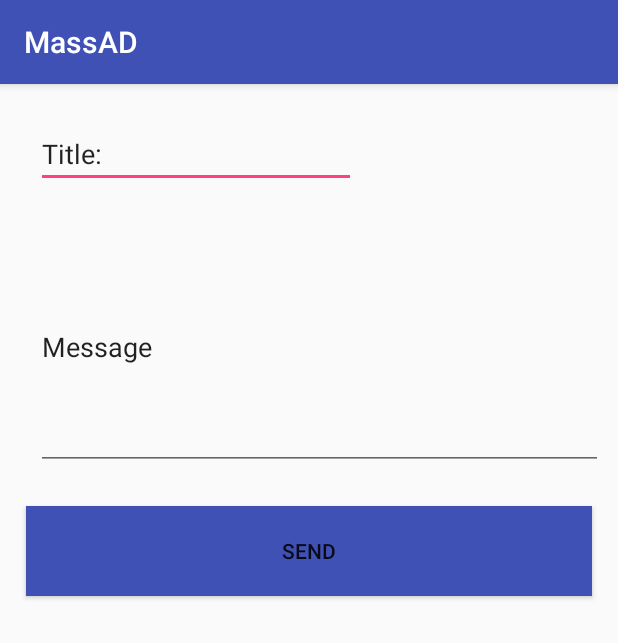
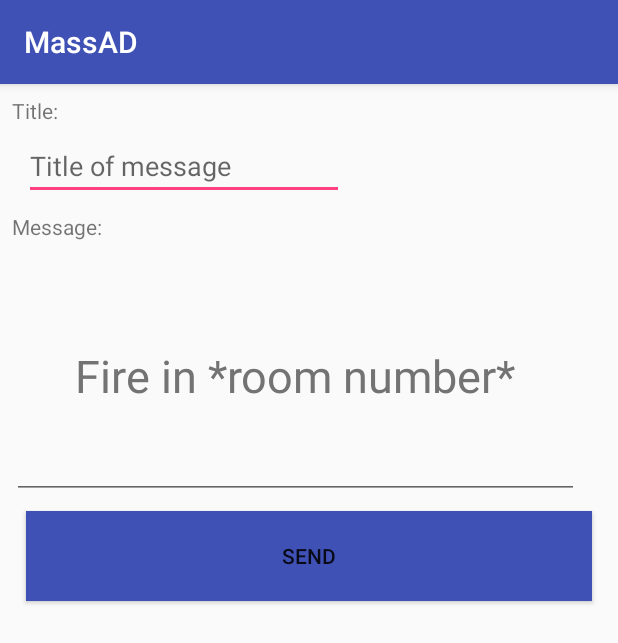
Before and after one commit to BJJohnston/MassAd, an Android app: the screen it shows after launch (customMessage), after a tap on "CUSTOM MESSAGE", on a phone screen of 412 x 824 dp. Shown: the top 643 px of the screen. Run offline under Robolectric (Android 15) with nearby library versions, the phone set to English and light mode, and no system bars; libraries missing offline, so code that uses them is left out: com.bridgefy.sdk; 1 statement that could not run was skipped.

```diff
--- a/app/src/main/java/com/example/infero00o/massad/MainActivity.java
+++ b/app/src/main/java/com/example/infero00o/massad/MainActivity.java
@@ -132,10 +132,23 @@ public class MainActivity extends AppCompatActivity {
 
             int alertType = (int) message.getContent().get("alertType");
             senderID = message.getSenderId();
-            Intent intent = new Intent(getApplicationContext(), Alert.class);
-            intent.putExtra("SENDER_ID", senderID);
-            intent.putExtra("ALERT_TYPE", alertType);
-            startActivity(intent);
+
+            if (alertType != 3) {
+                Intent intent = new Intent(getApplicationContext(), Alert.class);
+                intent.putExtra("SENDER_ID", senderID);
+                intent.putExtra("ALERT_TYPE", alertType);
+                startActivity(intent);
+            } else  {
+
+                String title = (String) message.getContent().get("title");
+                String text = (String) message.getContent().get("text");
+                Intent intent = new Intent(getApplicationContext(), Alert.class);
+                intent.putExtra("SENDER_ID", senderID);
+                intent.putExtra("ALERT_TYPE", alertType);
+                intent.putExtra("TITLE", title);
+                intent.putExtra("MESSAGE", text);
+                startActivity(intent);
+            }
 
         }
 
--- a/app/src/main/res/layout/activity_custom_message.xml
+++ b/app/src/main/res/layout/activity_custom_message.xml
@@ -10,12 +10,12 @@
         android:id="@+id/editTitle"
         android:layout_width="wrap_content"
         android:layout_height="wrap_content"
-        android:layout_marginStart="24dp"
-        android:layout_marginTop="24dp"
+        android:layout_marginStart="16dp"
+        android:layout_marginTop="32dp"
         android:ems="10"
+        android:hint="Title of message"
         android:inputType="text"
         android:singleLine="true"
-        android:text="Title:"
         app:layout_constraintStart_toStartOf="parent"
         app:layout_constraintTop_toTopOf="parent" />
 
@@ -23,28 +23,48 @@
         android:id="@+id/editMessage"
         android:layout_width="378dp"
         android:layout_height="164dp"
-        android:layout_marginStart="24dp"
-        android:layout_marginTop="24dp"
-        android:ellipsize="start"
+        android:layout_marginStart="8dp"
+        android:layout_marginTop="8dp"
         android:ems="10"
-        android:hint="Alert"
+        android:hint="Fire in *room number*"
         android:inputType="textAutoCorrect|textShortMessage|textLongMessage"
         android:singleLine="false"
-        android:text="Message"
-        android:textAlignment="textStart"
+        android:textAlignment="center"
         android:textColorHint="@color/hint"
+        android:textSize="30sp"
         app:layout_constraintStart_toStartOf="parent"
-        app:layout_constraintTop_toBottomOf="@+id/editTitle" />
+        app:layout_constraintTop_toBottomOf="@+id/messageLabel" />
 
     <Button
         android:id="@+id/sendCustomMessage"
         android:layout_width="377dp"
         android:layout_height="60dp"
-        android:layout_marginTop="24dp"
+        android:layout_marginEnd="8dp"
+        android:layout_marginStart="8dp"
+        android:layout_marginTop="8dp"
         android:background="@color/colorPrimary"
         android:text="Send"
         app:layout_constraintEnd_toEndOf="parent"
-        app:layout_constraintHorizontal_bias="0.5"
         app:layout_constraintStart_toStartOf="parent"
         app:layout_constraintTop_toBottomOf="@+id/editMessage" />
+
+    <TextView
+        android:id="@+id/titleLabel"
+        android:layout_width="wrap_content"
+        android:layout_height="wrap_content"
+        android:layout_marginStart="8dp"
+        android:layout_marginTop="8dp"
+        android:text="Title:"
+        app:layout_constraintStart_toStartOf="parent"
+        app:layout_constraintTop_toTopOf="parent" />
+
+    <TextView
+        android:id="@+id/messageLabel"
+        android:layout_width="wrap_content"
+        android:layout_height="wrap_content"
+        android:layout_marginStart="8dp"
+        android:layout_marginTop="8dp"
+        android:text="Message:"
+        app:layout_constraintStart_toStartOf="parent"
+        app:layout_constraintTop_toBottomOf="@+id/editTitle" />
 </android.support.constraint.ConstraintLayout>
```
Also changed, not shown: app/src/main/java/com/example/infero00o/massad/Alert.java (+10 -0 lines), app/src/main/java/com/example/infero00o/massad/IntentService.java (added, +26 -0 lines), app/src/main/java/com/example/infero00o/massad/customMessage.java (+37 -0 lines), app/src/main/res/layout/activity_alert.xml (+14 -2 lines).
